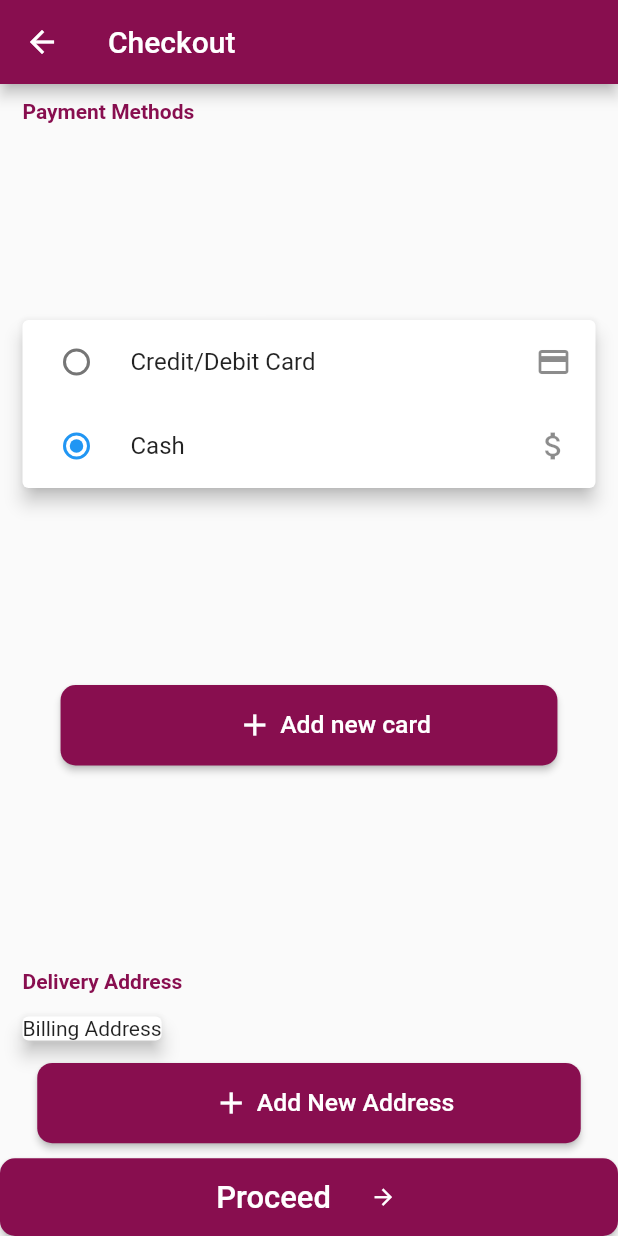
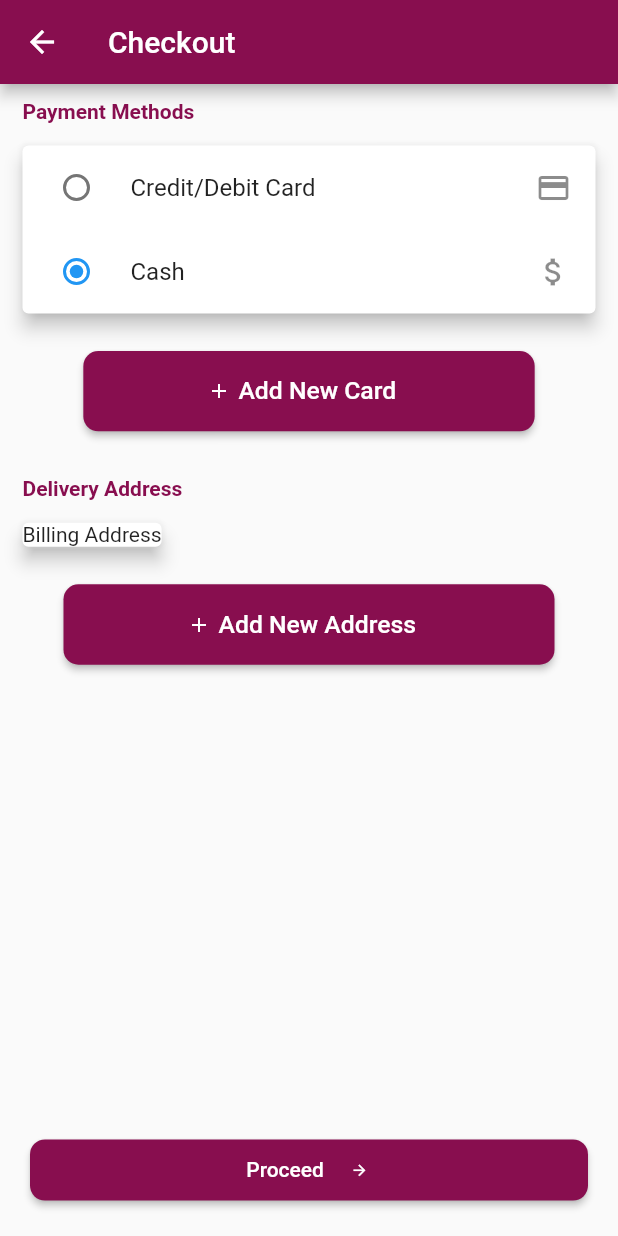
Before and after one commit to awais-tech/baltiApp, a Flutter app: the CheckoutScreen screen opened by its route, on a phone screen of 412 x 824 dp. Run offline on Flutter 3.47's test engine with Material 2 defaults, Android fonts, the phone set to English and light mode, and no system bars; missing offline and left inert: sign_button.

```diff
--- a/lib/Screens/Checkout.dart
+++ b/lib/Screens/Checkout.dart
@@ -41,13 +41,17 @@ class _CheckoutScreenState extends State<CheckoutScreen> {
             crossAxisAlignment: CrossAxisAlignment.start,
             mainAxisAlignment: MainAxisAlignment.spaceBetween,
             children: [
+              Column(
+                crossAxisAlignment: CrossAxisAlignment.start,
+                children: [
                   Container(
                       padding: EdgeInsets.only(top: 10, bottom: 10, left: 15),
                       child: Text(
                         "Payment Methods",
                         textAlign: TextAlign.start,
                         style: TextStyle(
-                      color: Colors.pink[900], fontWeight: FontWeight.bold),
+                            color: Colors.pink[900],
+                            fontWeight: FontWeight.bold),
                       )),
                   Card(
                     margin: EdgeInsets.symmetric(vertical: 5, horizontal: 15),
@@ -79,13 +83,14 @@ class _CheckoutScreenState extends State<CheckoutScreen> {
                       ],
                     ),
                   ),
-            Button(context, "Add new card"),
+                  Button(context, "Add New Card"),
                   Container(
                       child: Column(
                           crossAxisAlignment: CrossAxisAlignment.start,
                           children: [
                         Padding(
-                      padding: EdgeInsets.only(top: 10, bottom: 10, left: 15),
+                            padding:
+                                EdgeInsets.only(top: 10, bottom: 10, left: 15),
                             child: Text(
                               "Delivery Address",
                               //textAlign: TextAlign.start,
@@ -94,35 +99,36 @@ class _CheckoutScreenState extends State<CheckoutScreen> {
                                   fontWeight: FontWeight.bold),
                             )),
                         Card(
-                    margin: EdgeInsets.symmetric(vertical: 5, horizontal: 15),
+                          margin:
+                              EdgeInsets.symmetric(vertical: 5, horizontal: 15),
                           elevation: 5,
                           child: Text("Billing Address"),
                         ),
                         Button(context, "Add New Address"),
+                      ])),
+                ],
+              ),
               Column(
                 crossAxisAlignment: CrossAxisAlignment.center,
                 children: [
                   Container(
+                    padding: EdgeInsets.all(20),
                     child: ElevatedButton(
                       style: ButtonStyle(
-                            shape: MaterialStateProperty.all<
-                                RoundedRectangleBorder>(RoundedRectangleBorder(
+                        shape:
+                            MaterialStateProperty.all<RoundedRectangleBorder>(
+                                RoundedRectangleBorder(
                           borderRadius: BorderRadius.circular(10.0),
                         )),
-                            padding: MaterialStateProperty.all(
-                                EdgeInsets.symmetric(
+                        padding: MaterialStateProperty.all(EdgeInsets.symmetric(
                                 vertical: 25,
-                                        horizontal:
-                                            MediaQuery.of(context).size.width -
-                                                MediaQuery.of(context)
-                                                    .padding
-                                                    .top) *
+                                horizontal: MediaQuery.of(context).size.width -
+                                    MediaQuery.of(context).padding.top) *
                             0.35),
                         backgroundColor: MaterialStateProperty.all(
                             Colors.pink[900]), // <-- Button color
                         overlayColor:
-                                MaterialStateProperty.resolveWith<Color?>(
-                                    (states) {
+                            MaterialStateProperty.resolveWith<Color?>((states) {
                           if (states.contains(MaterialState.pressed))
                             return Colors.red; // <-- Splash color
                         }),
@@ -169,11 +175,7 @@ class _CheckoutScreenState extends State<CheckoutScreen> {
               )
             ],
           ),
-            ),
-          ],
-        ),
-      ),
-    );
+        ));
   }
 
   Widget Button(BuildContext context, String title) {
@@ -184,7 +186,7 @@ class _CheckoutScreenState extends State<CheckoutScreen> {
         children: [
           Container(
             height: MediaQuery.of(context).size.height * 0.065,
-            margin: EdgeInsets.all(10),
+            margin: EdgeInsets.all(20),
             child: ElevatedButton(
               style: ButtonStyle(
                 shape: MaterialStateProperty.all<RoundedRectangleBorder>(
@@ -207,22 +209,17 @@ class _CheckoutScreenState extends State<CheckoutScreen> {
               child: FittedBox(
                 fit: BoxFit.fitWidth,
                 child: new Row(
-                  mainAxisAlignment: MainAxisAlignment.spaceAround,
+                  mainAxisAlignment: MainAxisAlignment.spaceBetween,
                   children: <Widget>[
-                    new Transform.translate(
-                      offset: Offset(15.0, 0.0),
-                      child: new Container(
-                        // padding: const EdgeInsets.on(1.0),
-                        child: TextButton(
+                    Padding(
+                        padding: EdgeInsets.only(right: 5),
                         child: Icon(
                           Icons.add_sharp,
                           color: Colors.white,
-                            ),
-                            onPressed: () => {}),
-                      ),
-                    ),
-                    new Padding(
-                      padding: const EdgeInsets.only(right: 2.0),
+                          size: 16,
+                        )),
+                    Padding(
+                      padding: const EdgeInsets.only(right: 10.0),
                       child: Text(
                         title,
                         textAlign: TextAlign.center,
@@ -241,7 +238,7 @@ class _CheckoutScreenState extends State<CheckoutScreen> {
                     context: context,
                     isScrollControlled: true,
                     builder: (context) {
-                      return title == "Add new card" ? NewCard() : NewAddress();
+                      return title == "Add New Card" ? NewCard() : NewAddress();
                     })
               },
             ),
```
Also changed, not shown: lib/Screens/HomepageScreen.dart (+0 -8 lines), lib/Screens/login screen 1 (2).dart (+12 -17 lines), lib/Screens/signup (1).dart (+9 -12 lines). Lines whose indentation alone changed are shown as unchanged.
